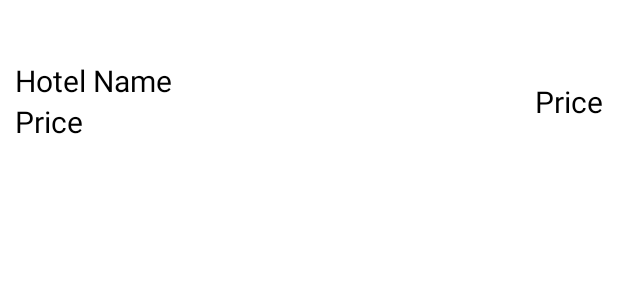
After one commit to A00467950/mcda5550_android_project, an Android app: the layout hotel_list_layout.xml on its own in the app's theme, with its tools: preview values and no code run, on a phone screen of 412 x 824 dp. The commit adds this screen. Shown: the top 300 px of the screen. Run offline under Robolectric (Android 15) with nearby library versions, the phone set to English and light mode, and no system bars.

Commit message:
implemented recycler view to show search results.

```diff
--- /dev/null
+++ b/app/src/main/res/layout/hotel_list_layout.xml
@@ -0,0 +1,52 @@
+<?xml version="1.0" encoding="utf-8"?>
+<androidx.constraintlayout.widget.ConstraintLayout
+    xmlns:android="http://schemas.android.com/apk/res/android"
+    android:layout_width="match_parent"
+    android:layout_height="wrap_content"
+    xmlns:app="http://schemas.android.com/apk/res-auto">
+
+
+    <androidx.constraintlayout.widget.ConstraintLayout
+        android:layout_width="match_parent"
+        android:layout_height="0dp"
+        app:layout_constraintTop_toTopOf="parent"
+        app:layout_constraintStart_toStartOf="parent"
+        android:layout_marginTop="40dp"
+        android:layout_marginStart="10dp">
+
+        <TextView
+            android:id="@+id/hotel_name_text_view"
+            android:layout_width="wrap_content"
+            android:layout_height="wrap_content"
+            app:layout_constraintStart_toStartOf="parent"
+            app:layout_constraintTop_toTopOf="parent"
+            android:text="@string/hotel_name"
+            android:textSize="20sp"
+            android:textColor="@color/black"/>
+
+        <TextView
+            android:id="@+id/price_text_view"
+            android:layout_width="wrap_content"
+            android:layout_height="wrap_content"
+            app:layout_constraintTop_toBottomOf="@id/hotel_name_text_view"
+            app:layout_constraintStart_toStartOf="@id/hotel_name_text_view"
+            android:text="@string/price"
+            android:textSize="20sp"
+            android:textColor="@color/black"/>
+
+        <TextView
+            android:id="@+id/availability_text_view"
+            android:layout_width="wrap_content"
+            android:layout_height="wrap_content"
+            app:layout_constraintTop_toTopOf="@id/hotel_name_text_view"
+            app:layout_constraintBottom_toBottomOf="@id/price_text_view"
+            app:layout_constraintEnd_toEndOf="parent"
+            android:text="@string/price"
+            android:layout_marginEnd="10dp"
+            android:textSize="20sp"
+            android:textColor="@color/black"/>
+
+    </androidx.constraintlayout.widget.ConstraintLayout>
+
+
+</androidx.constraintlayout.widget.ConstraintLayout>
--- a/app/src/main/res/values/strings.xml
+++ b/app/src/main/res/values/strings.xml
@@ -13,4 +13,6 @@
     <string name="search_button_label">SEARCH</string>
     <string name="clear_button_label">Clear</string>
     <string name="retrieve_from_search_pref">Retrieve From Shared Pref</string>
+    <string name="hotel_name">Hotel Name</string>
+    <string name="price">Price</string>
 </resources>
```
Also changed, not shown: app/src/main/java/com/example/myapplication/HotelListAdapter.java (added, +80 -0 lines), app/src/main/java/com/example/myapplication/HotelListData.java (added, +38 -0 lines), app/src/main/java/com/example/myapplication/HotelSearchFragment.java (+34 -0 lines), app/src/main/java/com/example/myapplication/HotelsListFragment.java (added, +94 -0 lines), app/src/main/java/com/example/myapplication/ItemClickListener.java (added, +7 -0 lines), app/src/main/res/layout/hotel_list_fragment.xml (added, +58 -0 lines).
